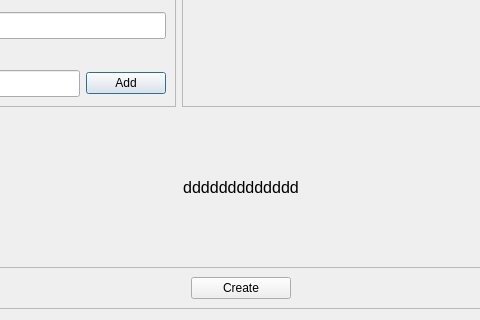
Above: Lab1/add_activity.ui from PioSkay/Qt-Time-Reporting-System before the change; both pictures show x 231 to 711 and y 304 to 624 of the 944 by 624 pixel window. Below: the same form after it.
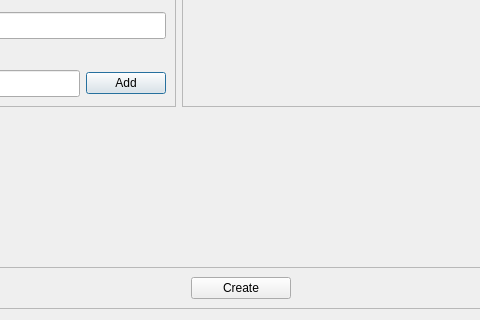
That is the form after the change.

```diff
--- a/Lab1/add_activity.ui
+++ b/Lab1/add_activity.ui
@@ -170,7 +170,7 @@
       </font>
      </property>
      <property name="text">
-      <string>ddddddddddddd</string>
+      <string/>
      </property>
      <property name="alignment">
       <set>Qt::AlignCenter</set>
```
Left out of the diff: 11 changed lines with no effect on the pictures.
